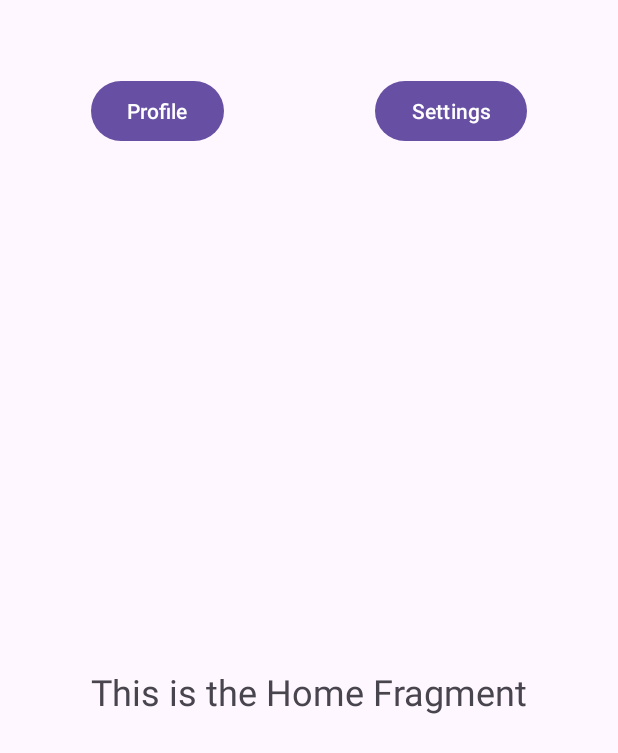
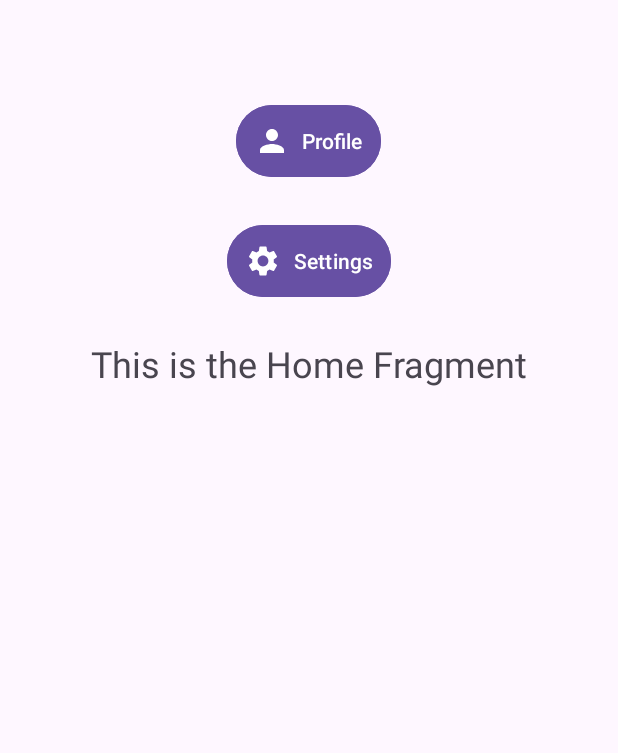
Before and after one commit to yalda-student/seven_learn_kotlin_excersize, an Android app: the screen it shows after launch (MainActivity), on a phone screen of 412 x 824 dp. Shown: the top 753 px of the screen. Run offline under Robolectric (Android 15) with nearby library versions, the phone set to English and light mode, and no system bars.

Commit message:
update replace fragment exercise

```diff
--- a/replace_fragment/app/src/main/java/com/example/replace_fragment/MainActivity.kt
+++ b/replace_fragment/app/src/main/java/com/example/replace_fragment/MainActivity.kt
@@ -2,10 +2,8 @@ package com.example.replace_fragment
 
 
 import android.os.Bundle
-import android.widget.Button
 import androidx.appcompat.app.AppCompatActivity
 import androidx.navigation.findNavController
-import androidx.navigation.ui.setupActionBarWithNavController
 import com.example.replace_fragment.databinding.ActivityMainBinding
 
 
--- /dev/null
+++ b/replace_fragment/app/src/main/res/drawable/ic_profile.xml
@@ -0,0 +1,9 @@
+<vector xmlns:android="http://schemas.android.com/apk/res/android"
+    android:width="24dp"
+    android:height="24dp"
+    android:viewportWidth="24"
+    android:viewportHeight="24">
+    <path
+        android:fillColor="#FFFFFF"
+        android:pathData="M12,12c2.21,0 4,-1.79 4,-4s-1.79,-4 -4,-4 -4,1.79 -4,4 1.79,4 4,4zM12,14c-2.67,0 -8,1.34 -8,4v2h16v-2c0,-2.66 -5.33,-4 -8,-4z"/>
+</vector>
--- /dev/null
+++ b/replace_fragment/app/src/main/res/drawable/ic_settings.xml
@@ -0,0 +1,5 @@
+<vector xmlns:android="http://schemas.android.com/apk/res/android" android:height="24dp" android:tint="#FFFFFF" android:viewportHeight="24" android:viewportWidth="24" android:width="24dp">
+
+    <path android:fillColor="@android:color/white" android:pathData="M19.14,12.94c0.04,-0.3 0.06,-0.61 0.06,-0.94c0,-0.32 -0.02,-0.64 -0.07,-0.94l2.03,-1.58c0.18,-0.14 0.23,-0.41 0.12,-0.61l-1.92,-3.32c-0.12,-0.22 -0.37,-0.29 -0.59,-0.22l-2.39,0.96c-0.5,-0.38 -1.03,-0.7 -1.62,-0.94L14.4,2.81c-0.04,-0.24 -0.24,-0.41 -0.48,-0.41h-3.84c-0.24,0 -0.43,0.17 -0.47,0.41L9.25,5.35C8.66,5.59 8.12,5.92 7.63,6.29L5.24,5.33c-0.22,-0.08 -0.47,0 -0.59,0.22L2.74,8.87C2.62,9.08 2.66,9.34 2.86,9.48l2.03,1.58C4.84,11.36 4.8,11.69 4.8,12s0.02,0.64 0.07,0.94l-2.03,1.58c-0.18,0.14 -0.23,0.41 -0.12,0.61l1.92,3.32c0.12,0.22 0.37,0.29 0.59,0.22l2.39,-0.96c0.5,0.38 1.03,0.7 1.62,0.94l0.36,2.54c0.05,0.24 0.24,0.41 0.48,0.41h3.84c0.24,0 0.44,-0.17 0.47,-0.41l0.36,-2.54c0.59,-0.24 1.13,-0.56 1.62,-0.94l2.39,0.96c0.22,0.08 0.47,0 0.59,-0.22l1.92,-3.32c0.12,-0.22 0.07,-0.47 -0.12,-0.61L19.14,12.94zM12,15.6c-1.98,0 -3.6,-1.62 -3.6,-3.6s1.62,-3.6 3.6,-3.6s3.6,1.62 3.6,3.6S13.98,15.6 12,15.6z"/>
+
+</vector>
--- a/replace_fragment/app/src/main/res/layout/fragment_home.xml
+++ b/replace_fragment/app/src/main/res/layout/fragment_home.xml
@@ -1,37 +1,47 @@
 <?xml version="1.0" encoding="utf-8"?>
-<androidx.constraintlayout.widget.ConstraintLayout xmlns:android="http://schemas.android.com/apk/res/android"
-    xmlns:app="http://schemas.android.com/apk/res-auto"
-    xmlns:tools="http://schemas.android.com/tools"
+<RelativeLayout xmlns:android="http://schemas.android.com/apk/res/android"
     android:layout_width="match_parent"
-    android:layout_height="match_parent">
+    android:layout_height="match_parent"
+    android:padding="16dp">
 
-
+    <!-- Profile Button -->
     <Button
         android:id="@+id/buttonProfile"
         android:layout_width="wrap_content"
         android:layout_height="wrap_content"
+        android:layout_centerHorizontal="true"
+        android:layout_marginBottom="24dp"
+        android:backgroundTint="?attr/colorPrimary"
+        android:drawableLeft="@drawable/ic_profile"
+        android:drawablePadding="8dp"
+        android:elevation="4dp"
+        android:padding="12dp"
         android:text="Profile"
-        app:layout_constraintStart_toStartOf="@+id/textViewHome"
-        app:layout_constraintTop_toTopOf="parent" />
+        android:textColor="@android:color/white" />
 
+    <!-- Settings Button -->
     <Button
         android:id="@+id/buttonSettings"
         android:layout_width="wrap_content"
         android:layout_height="wrap_content"
+        android:layout_below="@id/buttonProfile"
+        android:layout_centerHorizontal="true"
+        android:backgroundTint="?attr/colorPrimary"
+        android:drawableLeft="@drawable/ic_settings"
+        android:drawablePadding="8dp"
+        android:elevation="4dp"
+        android:padding="12dp"
         android:text="Settings"
-        app:layout_constraintBottom_toBottomOf="@+id/buttonProfile"
-        app:layout_constraintEnd_toEndOf="@+id/textViewHome"
-        app:layout_constraintTop_toTopOf="parent" />
+        android:textColor="@android:color/white" />
 
     <TextView
         android:id="@+id/textViewHome"
         android:layout_width="wrap_content"
         android:layout_height="wrap_content"
+        android:layout_below="@id/buttonSettings"
+        android:layout_centerInParent="true"
+        android:padding="12dp"
+        android:layout_margin="12dp"
         android:text="This is the Home Fragment"
-        android:textSize="24sp"
-        app:layout_constraintBottom_toBottomOf="parent"
-        app:layout_constraintEnd_toEndOf="parent"
-        app:layout_constraintStart_toStartOf="parent"
-        app:layout_constraintTop_toBottomOf="@+id/buttonProfile" />
-
-</androidx.constraintlayout.widget.ConstraintLayout>
+        android:textSize="24sp" />
+</RelativeLayout>
```
